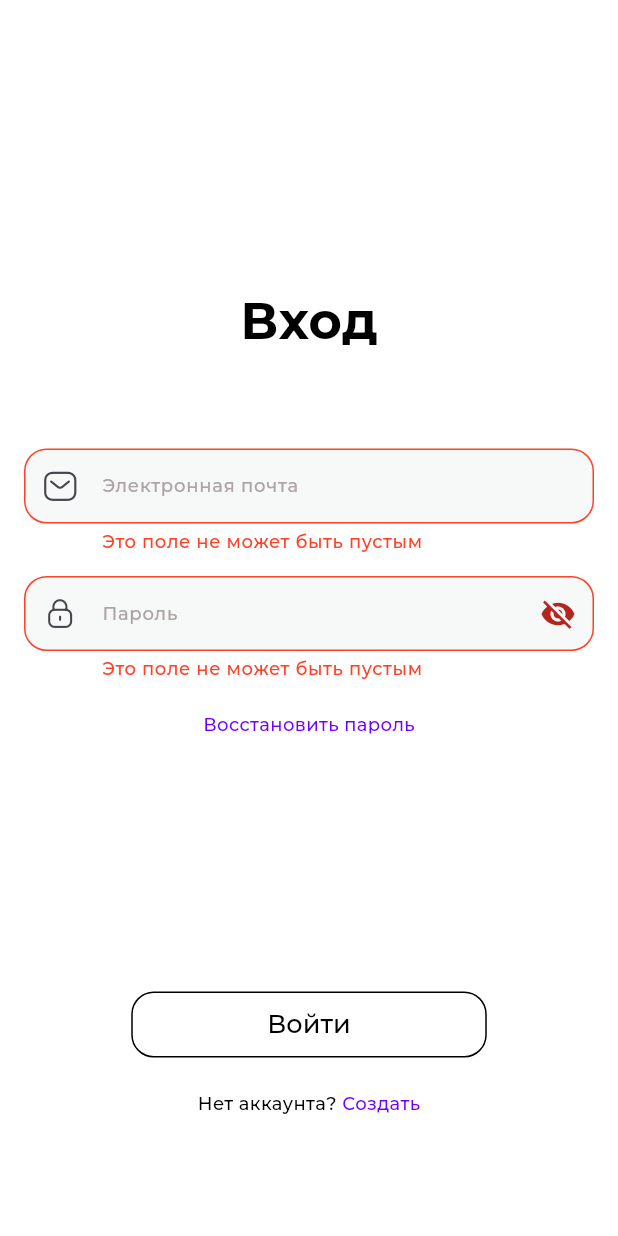
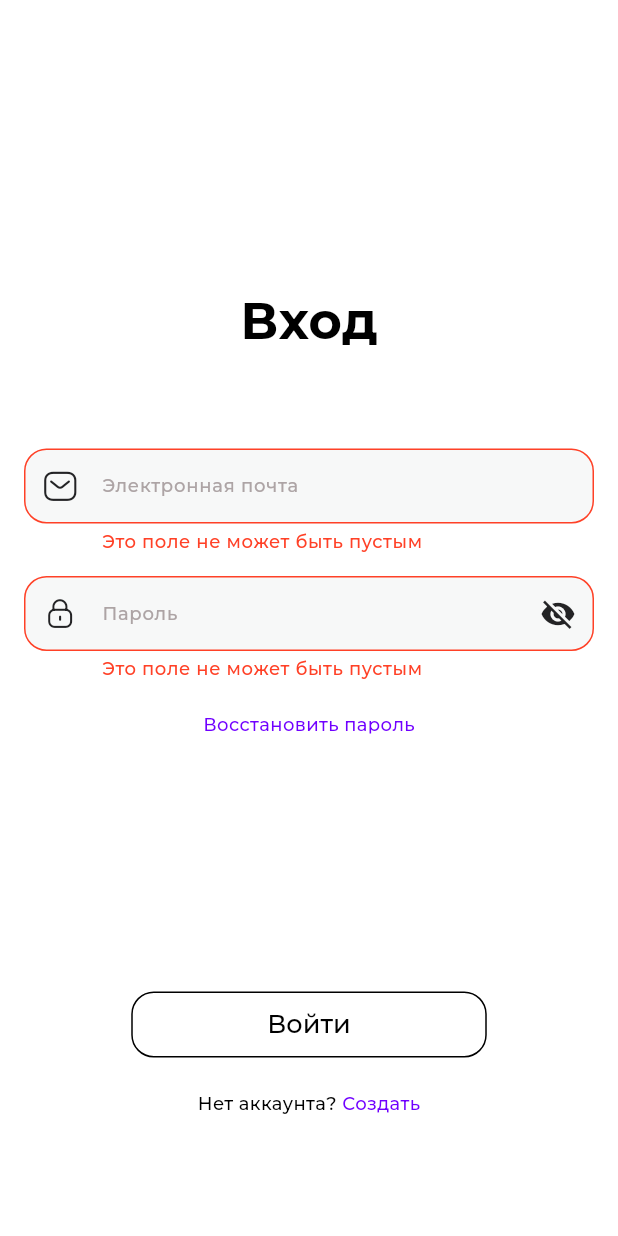
Before and after one commit to MikhailKostyrya/AllService_Mobile, a Flutter app: the screen it shows after launch, after a tap on "Войти", on a phone screen of 412 x 824 dp. Run offline on Flutter 3.47's test engine with Material 3 defaults, Android fonts, the phone set to English and light mode, and no system bars; our stand-ins replace auto_route, dio, flutter_secure_storage, freezed_annotation, get_it, google_fonts and 2 more; generated files the repository leaves out were written again; statements that could not run were skipped.

Commit message:
P24SA-3 fix: change icons color

```diff
--- a/lib/features/authorization/ui/authorization_screen.dart
+++ b/lib/features/authorization/ui/authorization_screen.dart
@@ -47,7 +47,7 @@ class _AuthorizationScreenState extends State<AuthorizationScreen> {
                                 controller: provider.emailController,
                                 decoration: const InputDecoration(
                                   labelText: 'Электронная почта',
-                                  prefixIcon:  Icon(AllServiceIcons.email, size: 20),
+                                  prefixIcon:  Icon(AllServiceIcons.email, size: 20, color: kIconColor),
                                 ),
                                 validator:(value) => provider.emailValidator(value),
                               ),
@@ -59,7 +59,7 @@ class _AuthorizationScreenState extends State<AuthorizationScreen> {
                                 obscureText: _passwordVisible,
                                 decoration: InputDecoration(
                                   labelText: 'Пароль',
-                                  prefixIcon: const Icon(AllServiceIcons.lock, size: 20),
+                                  prefixIcon: const Icon(AllServiceIcons.lock, size: 20, color: kIconColor),
                                   suffixIcon: _buildSuffixIcon(),
                                 ),
                                 validator: (value) => provider.passwordValidator(value),
@@ -118,7 +118,8 @@ class _AuthorizationScreenState extends State<AuthorizationScreen> {
         _passwordVisible ? Icons.visibility_off : Icons.visibility,
       ),
       style: const ButtonStyle(
-        overlayColor: const WidgetStatePropertyAll(Colors.transparent),
+        overlayColor: WidgetStatePropertyAll(Colors.transparent),
+        iconColor: WidgetStatePropertyAll(kIconColor)
       ),
       onPressed: () {
         setState(() {
--- a/lib/res/constants/color_constants.dart
+++ b/lib/res/constants/color_constants.dart
@@ -3,6 +3,7 @@ import 'package:flutter/material.dart';
 const kPrimaryColor = Color(0xFF7000FF);
 const kTitleColor = Color(0xFF000000);
 const kTextColor = Color(0xFF000000);
+const kIconColor = Color(0xFF232325);
 const kBackgroundColor = Color(0xFFFFFFFF);
 const kGreyColor1 = Color(0xFFADA4A5);
 const kGreyColor2 = Color(0xFF7B6F72);
```
